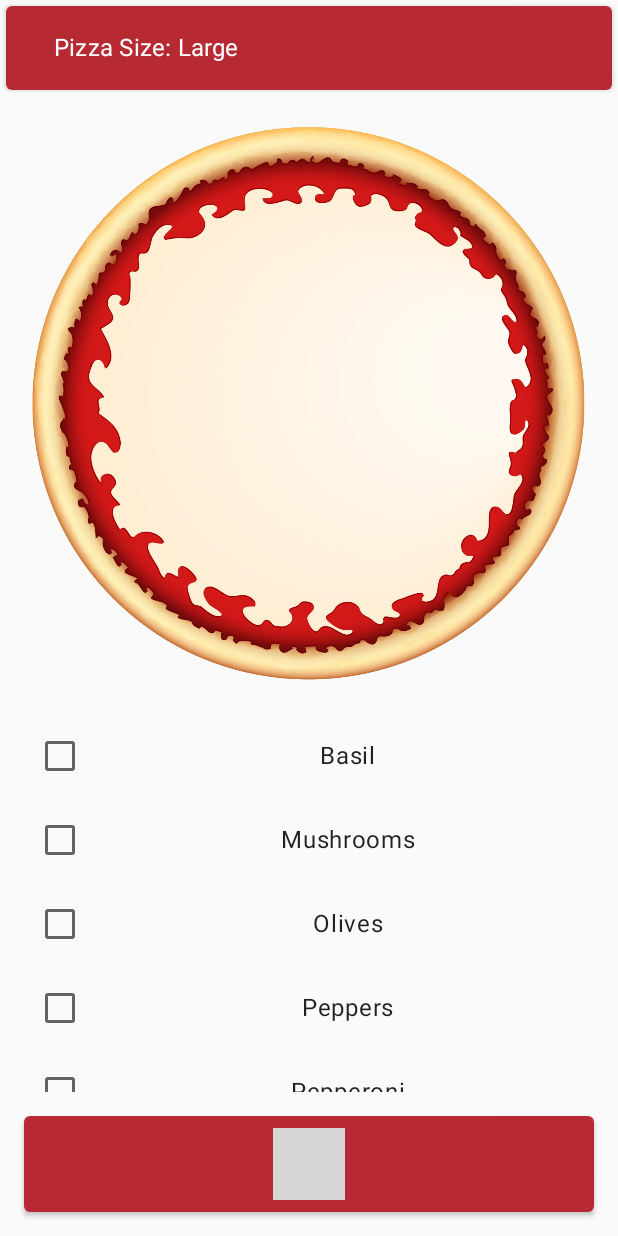
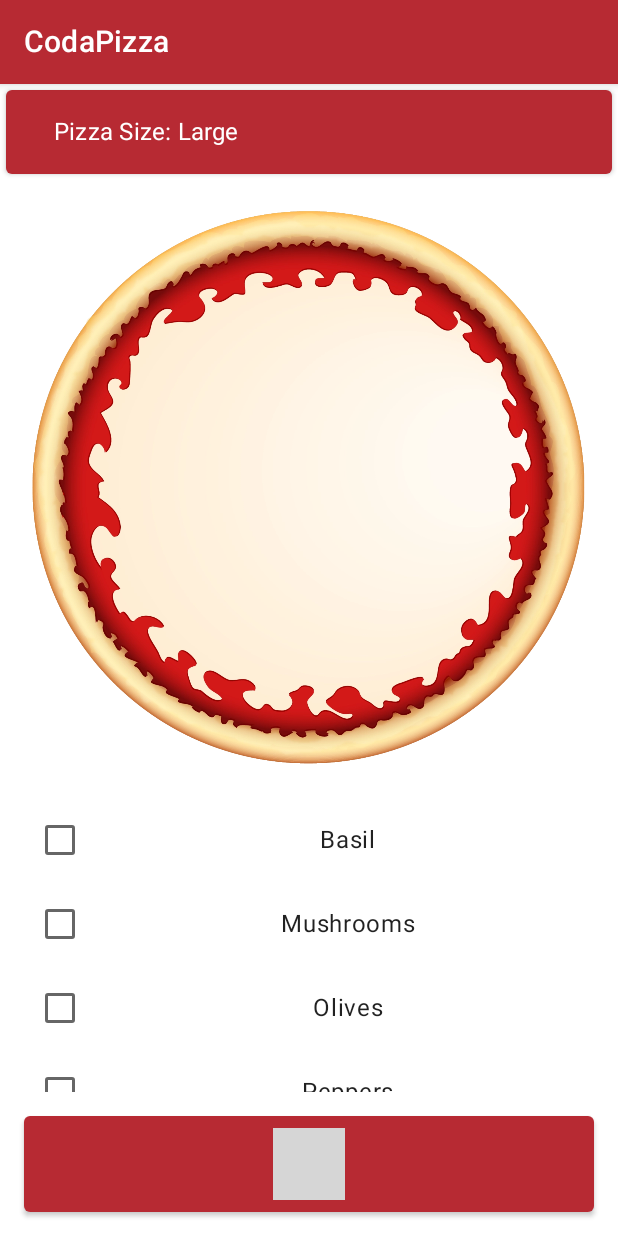
Before and after one commit to masonstevens95/BigNerdRanch_Sample_CodaPizza, an Android app built with Jetpack Compose: the screen it shows after launch (MainActivity), on a phone screen of 412 x 824 dp. Run offline under Robolectric (Android 15) with nearby library versions, the phone set to English and light mode, and no system bars; 1 statement that could not run was skipped; grey boxes are pictures that could not be loaded.

Commit message:
ch 29 materialTheme for app bar

```diff
--- a/app/src/main/java/com/bignerdranch/android/codapizza/ui/PizzaBuilderScreen.kt
+++ b/app/src/main/java/com/bignerdranch/android/codapizza/ui/PizzaBuilderScreen.kt
@@ -32,6 +32,16 @@ fun PizzaBuilderScreen(
         mutableStateOf(Pizza())
     }
 
+    Scaffold (
+        modifier = modifier,
+        topBar = {
+            TopAppBar (
+                title = {
+                    Text(stringResource(R.string.app_name))
+                }
+            )
+        },
+        content = {
             Column(modifier = modifier) {
 
                 PizzaSizeDropdownList(
@@ -57,6 +67,8 @@ fun PizzaBuilderScreen(
                     pizza = pizza
                 )
             }
+        }
+    )
 }
 
 @Composable
```
Lines whose indentation alone changed are shown as unchanged.
